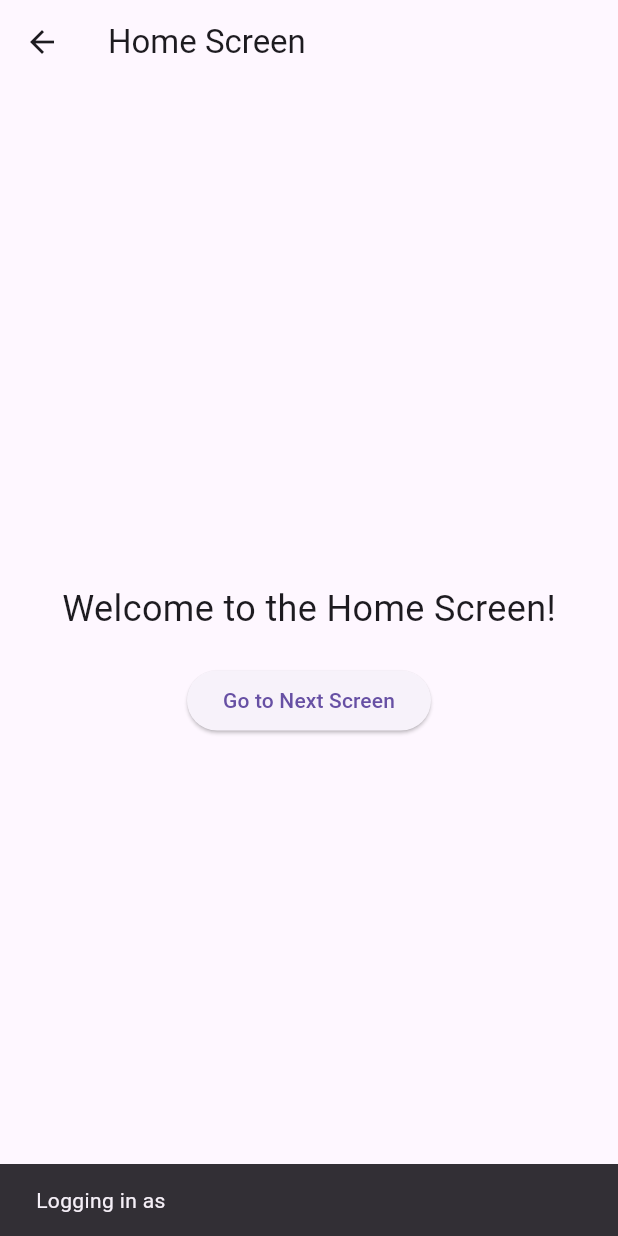
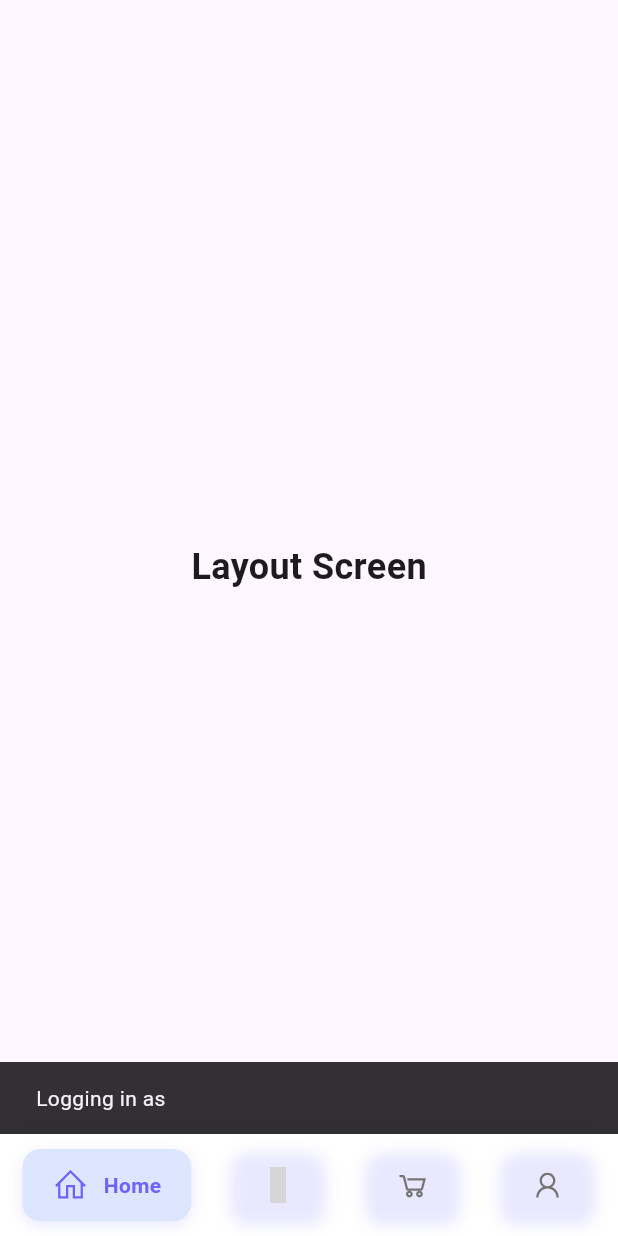
Before and after one commit to muuahmmed/shopify, a Flutter app: the screen it shows after launch, after a tap on "LOGIN", on a phone screen of 412 x 824 dp. Run offline on Flutter 3.47's test engine with Material 3 defaults, Android fonts, the phone set to English and light mode, and no system bars; drawn by our look-alikes of google_nav_bar; our stand-ins replace flutter_bloc, fluttertoast, line_icons; grey boxes are pictures that could not be loaded.

Commit message:
home views

```diff
--- /dev/null
+++ b/lib/views/home/home_cubit/home_cubit.dart
@@ -0,0 +1,40 @@
+import 'package:flutter/material.dart';
+import 'package:flutter_bloc/flutter_bloc.dart';
+import 'package:shopify/views/home/home_cubit/home_states.dart';
+import 'package:shopify/views/home/home_views/favourites_screen.dart';
+import '../home_views/cart_screen.dart';
+import '../home_views/layout_screen.dart';
+import '../home_views/profile_screen.dart';
+
+class HomeShopCubit extends Cubit<HomeShopStates> {
+  HomeShopCubit() : super(HomeShopInitialState());
+
+  static HomeShopCubit get(BuildContext context) =>
+      BlocProvider.of<HomeShopCubit>(context);
+
+  int currentIndex = 0;
+
+  void changeIndex(int index) {
+    currentIndex = index;
+    emit(HomeShopSuccessState('Index changed to $index'));
+  }
+
+  void resetIndex() {
+    currentIndex = 0;
+    emit(HomeShopSuccessState('Index reset to 0'));
+  }
+
+  final List<Widget> bottomScreens = [
+    const LayoutScreen(),
+    const FavouriteScreen(),
+    const CartScreen(),
+    const ProfileScreen(),
+  ];
+
+  void changeBottomNav(int index) {
+    if (currentIndex != index) {
+      currentIndex = index;
+      emit(ShopChangeBottomNavState());
+    }
+  }
+}
--- /dev/null
+++ b/lib/views/home/home_cubit/home_states.dart
@@ -0,0 +1,19 @@
+abstract class HomeShopStates {}
+
+class HomeShopInitialState extends HomeShopStates {}
+
+class HomeShopLoadingState extends HomeShopStates {}
+
+class HomeShopSuccessState extends HomeShopStates {
+  final String message;
+
+  HomeShopSuccessState(this.message);
+}
+
+class HomeShopErrorState extends HomeShopStates {
+  final String error;
+
+  HomeShopErrorState(this.error);
+}
+
+class ShopChangeBottomNavState extends HomeShopStates {}
--- a/lib/views/home/home_screen.dart
+++ /dev/null
@@ -1,30 +0,0 @@
-import 'package:flutter/material.dart';
-
-class HomeScreen extends StatelessWidget {
-  const HomeScreen({super.key});
-
-  @override
-  Widget build(BuildContext context) {
-    return Scaffold(
-      appBar: AppBar(title: const Text('Home Screen')),
-      body: Center(
-        child: Column(
-          mainAxisAlignment: MainAxisAlignment.center,
-          children: [
-            const Text(
-              'Welcome to the Home Screen!',
-              style: TextStyle(fontSize: 24),
-            ),
-            const SizedBox(height: 20),
-            ElevatedButton(
-              onPressed: () {
-                // Navigate to another screen or perform an action
-              },
-              child: const Text('Go to Next Screen'),
-            ),
-          ],
-        ),
-      ),
-    );
-  }
-}
--- /dev/null
+++ b/lib/views/home/home_views/layout_screen.dart
@@ -0,0 +1,18 @@
+import 'package:flutter/material.dart';
+
+class LayoutScreen extends StatelessWidget {
+  const LayoutScreen({super.key});
+
+  @override
+  Widget build(BuildContext context) {
+    return const Scaffold(
+      body: Center(
+        child: Text(
+          'Layout Screen',
+          style: TextStyle(fontSize: 24, fontWeight: FontWeight.bold),
+        ),
+      ),
+      // You can add more widgets here as needed
+    );
+  }
+}
--- /dev/null
+++ b/lib/views/home/main_home_screen.dart
@@ -0,0 +1,83 @@
+import 'package:flutter/material.dart';
+import 'package:flutter_bloc/flutter_bloc.dart';
+import 'package:google_nav_bar/google_nav_bar.dart';
+import 'package:line_icons/line_icons.dart';
+
+import 'home_cubit/home_cubit.dart';
+import 'home_cubit/home_states.dart';
+
+class MainHomeScreen extends StatelessWidget {
+  const MainHomeScreen({super.key});
+
+  @override
+  Widget build(BuildContext context) {
+    const Color backgroundColor = Color(0xFFF5F6FA);
+    const Color primaryColor = Color(0xFF6C63FF); // Purple-Blue
+    const Color activeTabColor = Color(0xFFDDE6FF); // Soft tab highlight
+
+    return BlocProvider(
+      create: (context) => HomeShopCubit()..resetIndex(),
+      child: BlocConsumer<HomeShopCubit, HomeShopStates>(
+        listener: (context, state) {},
+        builder: (context, state) {
+          var cubit = HomeShopCubit.get(context);
+          return Scaffold(
+            backgroundColor: backgroundColor,
+            body: AnimatedSwitcher(
+              duration: const Duration(milliseconds: 300),
+              switchInCurve: Curves.easeIn,
+              switchOutCurve: Curves.easeOut,
+              child: cubit.bottomScreens[cubit.currentIndex],
+            ),
+            bottomNavigationBar: Container(
+              decoration: BoxDecoration(
+                color: Colors.white,
+                boxShadow: [BoxShadow(blurRadius: 12, color: Colors.black12)],
+              ),
+              child: SafeArea(
+                child: Padding(
+                  padding: const EdgeInsets.symmetric(
+                    horizontal: 15.0,
+                    vertical: 10,
+                  ),
+                  child: GNav(
+                    selectedIndex: cubit.currentIndex,
+                    onTabChange: (index) => cubit.changeBottomNav(index),
+                    rippleColor: primaryColor.withOpacity(0.2),
+                    hoverColor: primaryColor.withOpacity(0.1),
+                    haptic: true,
+                    tabBorderRadius: 12,
+                    tabShadow: [
+                      BoxShadow(
+                        color: primaryColor.withOpacity(0.15),
+                        blurRadius: 8,
+                        offset: const Offset(0, 3),
+                      ),
+                    ],
+                    curve: Curves.easeOutExpo,
+                    duration: const Duration(milliseconds: 600),
+                    gap: 10,
+                    color: Colors.grey[600],
+                    activeColor: primaryColor,
+                    iconSize: 24,
+                    tabBackgroundColor: activeTabColor,
+                    padding: const EdgeInsets.symmetric(
+                      horizontal: 20,
+                      vertical: 12,
+                    ),
+                    tabs: const [
+                      GButton(icon: LineIcons.home, text: 'Home'),
+                      GButton(icon: LineIcons.heartAlt, text: 'Likes'),
+                      GButton(icon: LineIcons.shoppingCart, text: 'Cart'),
+                      GButton(icon: LineIcons.user, text: 'Profile'),
+                    ],
+                  ),
+                ),
+              ),
+            ),
+          );
+        },
+      ),
+    );
+  }
+}
--- a/lib/views/login.dart
+++ b/lib/views/login.dart
@@ -2,7 +2,7 @@ import 'package:flutter/material.dart';
 import 'package:shopify/compoents/components.dart';
 import 'package:shopify/views/sign_up.dart';
 import 'forger_password.dart';
-import 'home/home_screen.dart';
+import 'home/main_home_screen.dart';
 
 class LoginScreen extends StatefulWidget {
   const LoginScreen({super.key});
@@ -259,7 +259,7 @@ class _LoginScreenState extends State<LoginScreen>
                                       onPressed: () {
                                         if (_formKey.currentState?.validate() ??
                                             false) {
-                                          navigateTo(context, const HomeScreen());
+                                          navigateTo(context, const MainHomeScreen());
                                           ScaffoldMessenger.of(context)
                                               .showSnackBar(
                                             SnackBar(
--- a/pubspec.yaml
+++ b/pubspec.yaml
@@ -28,6 +28,8 @@ environment:
 # the latest version available on pub.dev. To see which dependencies have newer
 # versions available, run `flutter pub outdated`.
 dependencies:
+  flutter_bloc:
+  line_icons:
   fluttertoast:
   google_nav_bar:
   flutter:
```
Also changed, not shown: lib/views/home/home_views/cart_screen.dart (added, +18 -0 lines), lib/views/home/home_views/favourites_screen.dart (added, +18 -0 lines), lib/views/home/home_views/profile_screen.dart (added, +18 -0 lines), pubspec.lock, 4 other files.
